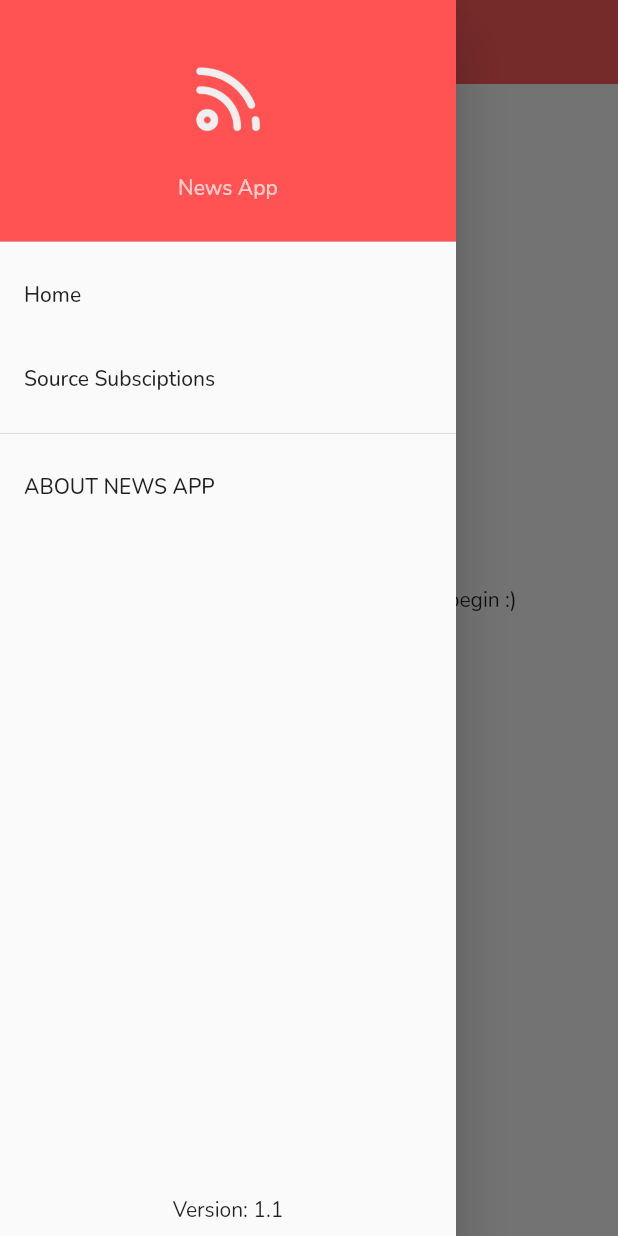
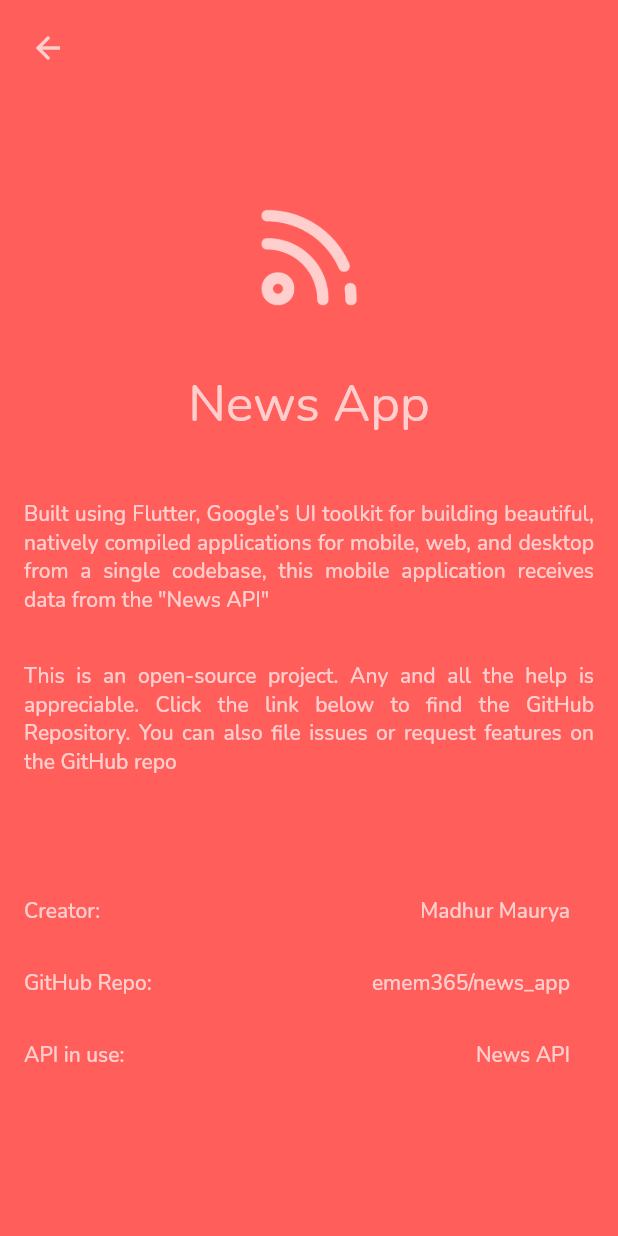
Before and after one commit to emem365/news_app, a Flutter app: the screen it shows after launch, in the side drawer, after a tap on "ABOUT NEWS APP", on a phone screen of 412 x 824 dp. Run offline on Flutter 3.47's test engine with Material 2 defaults, Android fonts, the phone set to English and light mode, and no system bars; our stand-ins replace built_collection, built_value, cached_network_image, chopper, get_it, google_fonts and 4 more; generated files the repository leaves out were written again.

Commit message:
AboutPage Added

```diff
--- a/lib/main.dart
+++ b/lib/main.dart
@@ -4,6 +4,7 @@ import 'package:google_fonts/google_fonts.dart';
 import 'package:news_app/src/controllers/news_notifier.dart';
 import 'package:news_app/src/controllers/sources_page_controller.dart';
 import 'package:news_app/src/data/service_locator.dart';
+import 'package:news_app/src/views/about.dart';
 import 'package:news_app/src/views/splash.dart';
 import 'package:provider/provider.dart';
 
--- /dev/null
+++ b/lib/src/controllers/about_data.dart
@@ -0,0 +1,36 @@
+class AboutData {
+  static String logoAsset = 'assets/appIcon-adaptive.png';
+  static String appName = 'News App';
+  static List<String> content = [
+    "Built using Flutter, Google’s UI toolkit for building beautiful, natively compiled applications for mobile, web, and desktop from a single codebase, this mobile application receives data from the \"News API\"",
+    'This is an open-source project. Any and all the help is appreciable. Click the link below to find the GitHub Repository. You can also file issues or request features on the GitHub repo'
+  ];
+  static List<AboutLink> aboutLinks = [
+    AboutLink(
+      category: 'Creator',
+      text: 'Madhur Maurya',
+      url: 'https://github.com/emem365',
+    ),
+    AboutLink(
+      category: 'GitHub Repo',
+      text: 'emem365/news_app',
+      url: 'https://github.com/emem365/news_app',
+    ),
+    AboutLink(
+      category: 'API in use',
+      text: 'News API',
+      url: 'https://newsapi.org/',
+    ),
+  ];
+}
+
+class AboutLink {
+  AboutLink({
+    this.category,
+    this.text,
+    this.url,
+  });
+  final String category;
+  final String text;
+  final String url;
+}
--- /dev/null
+++ b/lib/src/views/about.dart
@@ -0,0 +1,105 @@
+import 'package:flutter/material.dart';
+import 'package:news_app/src/controllers/about_data.dart';
+import 'package:url_launcher/url_launcher.dart';
+
+class AboutApp extends StatelessWidget {
+  @override
+  Widget build(BuildContext context) {
+    return Scaffold(
+      // appBar: AppBar(
+      //   leading: BackButton(color: Colors.white70),
+      //   backgroundColor: Theme.of(context).primaryColor,
+      //   elevation: 0,
+      // ),
+      body: Stack(
+        children: [
+          Material(
+            color: Theme.of(context).primaryColor,
+            child: Column(
+              mainAxisAlignment: MainAxisAlignment.center,
+              children: [
+                SizedBox(
+                  height: 150,
+                  width: double.infinity,
+                  child: Image.asset(
+                    AboutData.logoAsset,
+                    fit: BoxFit.fitHeight,
+                    color: Colors.white70,
+                  ),
+                ),
+                Text(
+                  AboutData.appName,
+                  style: Theme.of(context)
+                      .textTheme
+                      .headline4
+                      .copyWith(color: Colors.white70),
+                ),
+                SizedBox(
+                  height: 25,
+                ),
+                ...AboutData.content
+                    .map<Widget>((content) => _buildContent(context, content)),
+                SizedBox(
+                  height: 50,
+                ),
+                ...AboutData.aboutLinks
+                    .map<Widget>((link) => _buildUrlRow(context, link)),
+              ],
+            ),
+          ),
+          SafeArea(
+            child: Padding(
+              padding: const EdgeInsets.all(8.0),
+              child: Align(alignment: Alignment.topLeft, child:BackButton(color: Colors.white70),),
+            ),
+          )
+        ],
+      ),
+    );
+  }
+
+  Widget _buildContent(BuildContext context, String text) => Padding(
+        padding: EdgeInsets.all(16),
+        child: Text(
+          text,
+          textAlign: TextAlign.justify,
+          style: Theme.of(context)
+              .textTheme
+              .bodyText1
+              .copyWith(color: Colors.white70),
+        ),
+      );
+  Widget _buildUrlRow(BuildContext context, AboutLink link) => Padding(
+        padding: EdgeInsets.symmetric(horizontal: 16),
+        child: Row(
+          children: [
+            Text(
+              '${link.category}:',
+              style: Theme.of(context)
+                  .textTheme
+                  .bodyText1
+                  .copyWith(color: Colors.white70),
+            ),
+            Spacer(),
+            FlatButton(
+              child: Text(
+                link.text,
+                style: Theme.of(context)
+                    .textTheme
+                    .bodyText1
+                    .copyWith(color: Colors.white70),
+              ),
+              onPressed: () => _launchURL(link.url),
+            ),
+          ],
+        ),
+      );
+}
+
+_launchURL(String url) async {
+  if (await canLaunch(url)) {
+    await launch(url);
+  } else {
+    throw 'Could not launch $url';
+  }
+}
--- a/lib/src/widgets/app_drawer.dart
+++ b/lib/src/widgets/app_drawer.dart
@@ -1,4 +1,6 @@
 import 'package:flutter/material.dart';
+import 'package:news_app/src/controllers/about_data.dart';
+import 'package:news_app/src/views/about.dart';
 import 'package:news_app/src/views/sources_page.dart';
 
 class AppDrawer extends StatelessWidget {
@@ -14,12 +16,12 @@ class AppDrawer extends StatelessWidget {
                   height: 100,
                   width: double.infinity,
                   child: Image.asset(
-                    'assets/appIcon-adaptive.png',
+                    AboutData.logoAsset,
                     fit: BoxFit.fitHeight,
                   ),
                 ),
                 Text(
-                  'News App',
+                  AboutData.appName,
                   style: Theme.of(context)
                       .textTheme
                       .bodyText1
@@ -45,7 +47,10 @@ class AppDrawer extends StatelessWidget {
           Divider(),
           ListTile(
             title: Text('ABOUT NEWS APP'),
-            onTap: () {},
+            onTap: () {
+              Navigator.of(context)
+                  .push(MaterialPageRoute(builder: (context) => AboutApp()));
+            },
           ),
           Spacer(),
           Padding(
```
